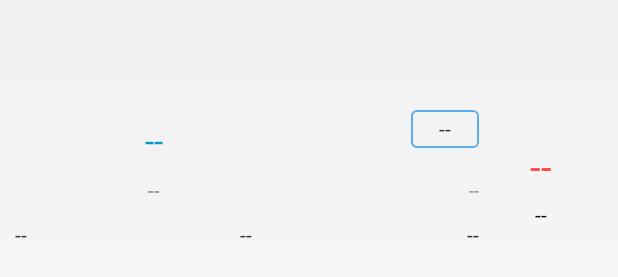
After one commit to houyishetian/Read, an Android app: the layout item_scan_book.xml on its own in the app's theme, with its tools: preview values and no code run, on a phone screen of 412 x 824 dp. The commit adds this screen. Shown: the part 433-710 px from the top of the screen. Run offline under Robolectric (Android 15) with nearby library versions, the phone set to English and light mode, and no system bars; network calls fail.

Commit message:
add RecyclerView in Scan page to load data(still have issue)

```diff
--- a/app/src/main/java/com/lin/read/activity/LoadingDialogActivity.java
+++ b/app/src/main/java/com/lin/read/activity/LoadingDialogActivity.java
@@ -33,6 +33,8 @@ public class LoadingDialogActivity extends Activity {
     private TextView tvScanBookResultState;
 
     private int totalNum=0;
+
+    private Handler handlerFromScan;
     @Override
     protected void onCreate(@Nullable Bundle savedInstanceState) {
         super.onCreate(savedInstanceState);
@@ -100,6 +102,7 @@ public class LoadingDialogActivity extends Activity {
                     Intent intent=new Intent();
                     Bundle bundle=new Bundle();
                     bundle.putParcelableArrayList(Constants.KEY_BUNDLE_FOR_BOOK_DATA,allBooks);
+                    Log.e("Test","传递："+ allBooks.toString());
                     intent.putExtra(Constants.KEY_INTENT_FOR_BOOK_DATA,bundle);
                     setResult(Constants.SCAN_RESPONSE_SUCC,intent);
                     finish();
--- a/app/src/main/java/com/lin/read/ScanTypeAdapter.java
+++ b/app/src/main/java/com/lin/read/adapter/ScanTypeAdapter.java
@@ -1,7 +1,6 @@
-package com.lin.read;
+package com.lin.read.adapter;
 
 import android.content.Context;
-import android.support.v4.text.TextUtilsCompat;
 import android.support.v7.widget.RecyclerView;
 import android.text.TextUtils;
 import android.view.LayoutInflater;
@@ -12,6 +11,7 @@ import android.widget.CheckBox;
 import android.widget.CompoundButton;
 import android.widget.TextView;
 
+import com.lin.read.R;
 import com.lin.read.filter.ScanTypeInfo;
 
 import java.util.List;
--- a/app/src/main/res/layout/fragment_scan.xml
+++ b/app/src/main/res/layout/fragment_scan.xml
@@ -67,6 +67,10 @@
             android:background="@android:color/white"
             android:layout_weight="1">
 
+            <android.support.v7.widget.RecyclerView
+                android:layout_width="match_parent"
+                android:layout_height="wrap_content"
+                android:id="@+id/rcv_scan_all_books"></android.support.v7.widget.RecyclerView>
         </LinearLayout>
     </LinearLayout>
 
--- /dev/null
+++ b/app/src/main/res/layout/item_scan_book.xml
@@ -0,0 +1,165 @@
+<?xml version="1.0" encoding="utf-8"?>
+<RelativeLayout xmlns:android="http://schemas.android.com/apk/res/android"
+    android:layout_width="match_parent"
+    android:gravity="center_vertical"
+    android:layout_height="match_parent">
+
+    <LinearLayout
+        android:layout_width="match_parent"
+        android:layout_height="120dp"
+        android:paddingTop="10dp"
+        android:paddingBottom="10dp"
+        android:layout_marginLeft="10dp"
+        android:layout_marginRight="10dp"
+        android:orientation="horizontal">
+
+        <LinearLayout
+            android:layout_width="0dp"
+            android:layout_height="match_parent"
+            android:orientation="vertical"
+            android:layout_weight="7.5">
+
+            <LinearLayout
+                android:layout_width="match_parent"
+                android:layout_height="0dp"
+                android:orientation="horizontal"
+                android:layout_weight="2">
+
+                <LinearLayout
+                    android:layout_width="0dp"
+                    android:layout_height="match_parent"
+                    android:orientation="vertical"
+                    android:layout_weight="1.5">
+
+                    <TextView
+                        android:id="@+id/book_item_bookname"
+                        android:layout_width="match_parent"
+                        android:layout_height="0dp"
+                        android:lines="1"
+                        android:ellipsize="end"
+                        android:gravity="center"
+                        android:textSize="22sp"
+                        android:text="--"
+                        android:textColor="@android:color/holo_blue_dark"
+                        android:layout_weight="0.8"/>
+
+                    <TextView
+                        android:id="@+id/book_item_authorname"
+                        android:layout_width="match_parent"
+                        android:layout_height="0dp"
+                        android:lines="1"
+                        android:ellipsize="end"
+                        android:gravity="center"
+                        android:textSize="13sp"
+                        android:textColor="#848484"
+                        android:text="--"
+                        android:layout_weight="0.5"/>
+                </LinearLayout>
+
+                <RelativeLayout
+                    android:layout_width="0dp"
+                    android:layout_height="match_parent"
+                    android:orientation="vertical"
+                    android:layout_weight="1">
+
+                    <TextView
+                        android:id="@+id/book_item_web"
+                        android:layout_width="45dp"
+                        android:text="--"
+                        android:layout_alignParentRight="true"
+                        android:gravity="center"
+                        android:background="@drawable/shape_scan_type_item_selected"
+                        android:layout_height="25dp" />
+
+                    <TextView
+                        android:id="@+id/book_item_lastupdate"
+                        android:layout_width="wrap_content"
+                        android:text="--"
+                        android:layout_alignParentRight="true"
+                        android:layout_alignParentBottom="true"
+                        android:lines="1"
+                        android:ellipsize="end"
+                        android:textSize="11sp"
+                        android:textColor="#848484"
+                        android:gravity="center"
+                        android:layout_height="25dp" />
+
+                </RelativeLayout>
+
+            </LinearLayout>
+
+            <LinearLayout
+                android:layout_width="match_parent"
+                android:layout_height="0dp"
+                android:orientation="horizontal"
+                android:layout_weight="1">
+
+                <TextView
+                    android:id="@+id/book_item_wordsnum"
+                    android:layout_width="0dp"
+                    android:layout_height="match_parent"
+                    android:text="--"
+                    android:lines="1"
+                    android:ellipsize="end"
+                    android:gravity="center_vertical|left"
+                    android:layout_weight="1"/>
+
+                <TextView
+                    android:id="@+id/book_item_recommend"
+                    android:layout_width="0dp"
+                    android:layout_height="match_parent"
+                    android:text="--"
+                    android:lines="1"
+                    android:ellipsize="end"
+                    android:gravity="center"
+                    android:layout_weight="1"/>
+
+                <TextView
+                    android:id="@+id/book_item_vipclick"
+                    android:layout_width="0dp"
+                    android:layout_height="match_parent"
+                    android:text="--"
+                    android:lines="1"
+                    android:ellipsize="end"
+                    android:gravity="center_vertical|right"
+                    android:layout_weight="1"/>
+            </LinearLayout>
+        </LinearLayout>
+
+        <RelativeLayout
+            android:layout_width="0dp"
+            android:layout_height="match_parent"
+            android:orientation="vertical"
+            android:gravity="center"
+            android:layout_weight="2">
+
+            <LinearLayout
+                android:layout_width="wrap_content"
+                android:layout_height="wrap_content"
+                android:gravity="center_horizontal"
+                android:orientation="vertical">
+
+                <TextView
+                    android:id="@+id/book_item_score"
+                    android:layout_width="wrap_content"
+                    android:layout_height="wrap_content"
+                    android:text="--"
+                    android:lines="1"
+                    android:textSize="25sp"
+                    android:textColor="@android:color/holo_red_light"/>
+
+                <TextView
+                    android:id="@+id/book_item_scorenum"
+                    android:layout_width="wrap_content"
+                    android:layout_height="wrap_content"
+                    android:text="--"
+                    android:ellipsize="end"
+                    android:lines="1"
+                    android:textSize="14sp"
+                    android:layout_marginTop="5dp"
+                    android:textColor="@android:color/black"/>
+            </LinearLayout>
+        </RelativeLayout>
+
+    </LinearLayout>
+</RelativeLayout>
```
Also changed, not shown: app/src/main/java/com/lin/read/adapter/ScanBookItemAdapter.java (added, +79 -0 lines), app/src/main/java/com/lin/read/fragment/ScanFragment.java (+33 -12 lines).
